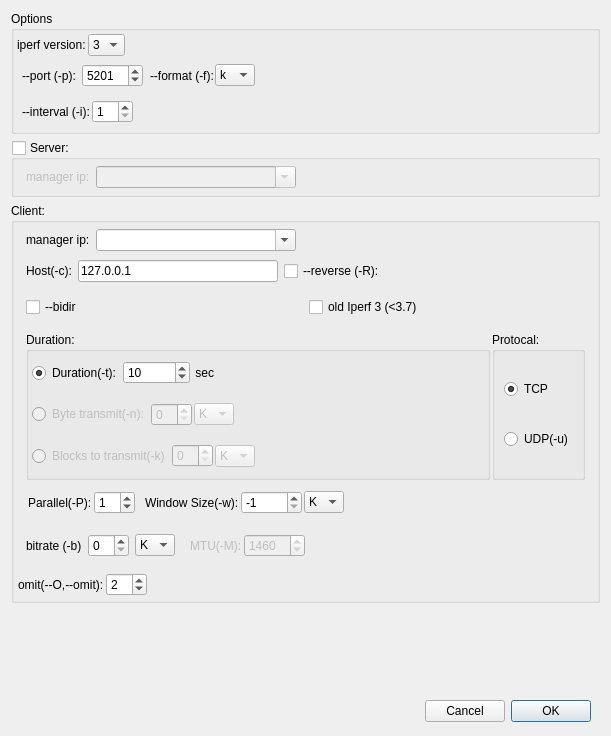
coolshou/pyIperf, file iperfclientdlg.ui: the form before one commit.
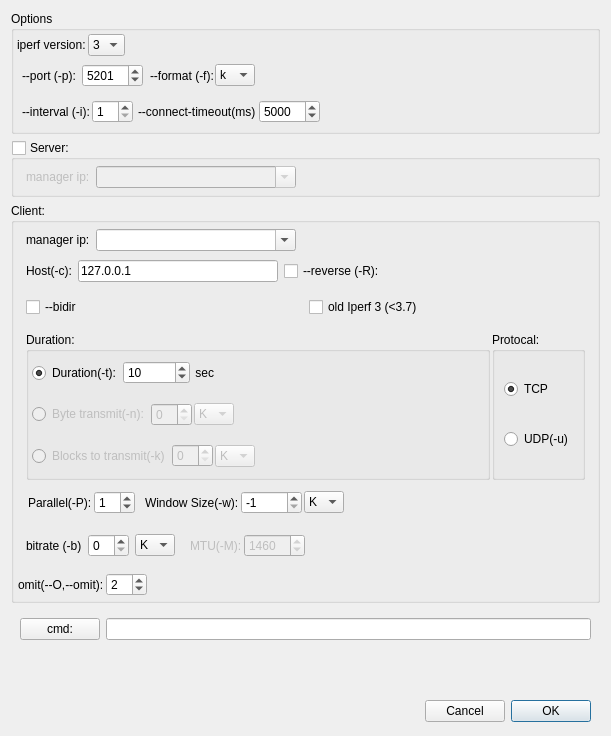
The form after the commit.

The edit to the form file:
```diff
--- a/iperfclientdlg.ui
+++ b/iperfclientdlg.ui
@@ -293,6 +293,29 @@
            </layout>
           </widget>
          </item>
+         <item>
+          <widget class="QLabel" name="label_6">
+           <property name="text">
+            <string>--connect-timeout(ms)</string>
+           </property>
+          </widget>
+         </item>
+         <item>
+          <widget class="QSpinBox" name="sbConTimeout">
+           <property name="minimum">
+            <number>1000</number>
+           </property>
+           <property name="maximum">
+            <number>30000</number>
+           </property>
+           <property name="singleStep">
+            <number>100</number>
+           </property>
+           <property name="value">
+            <number>5000</number>
+           </property>
+          </widget>
+         </item>
          <item>
           <spacer name="horizontalSpacer">
            <property name="orientation">
@@ -1223,6 +1246,25 @@
      </layout>
     </widget>
    </item>
+   <item>
+    <widget class="QWidget" name="widget_22" native="true">
+     <layout class="QHBoxLayout" name="horizontalLayout_24">
+      <item>
+       <widget class="QPushButton" name="pbCMD">
+        <property name="toolTip">
+         <string>show cmd line of iperf setting</string>
+        </property>
+        <property name="text">
+         <string>cmd:</string>
+        </property>
+       </widget>
+      </item>
+      <item>
+       <widget class="QLineEdit" name="lineEdit"/>
+      </item>
+     </layout>
+    </widget>
+   </item>
    <item>
     <spacer name="verticalSpacer">
      <property name="orientation">
```
